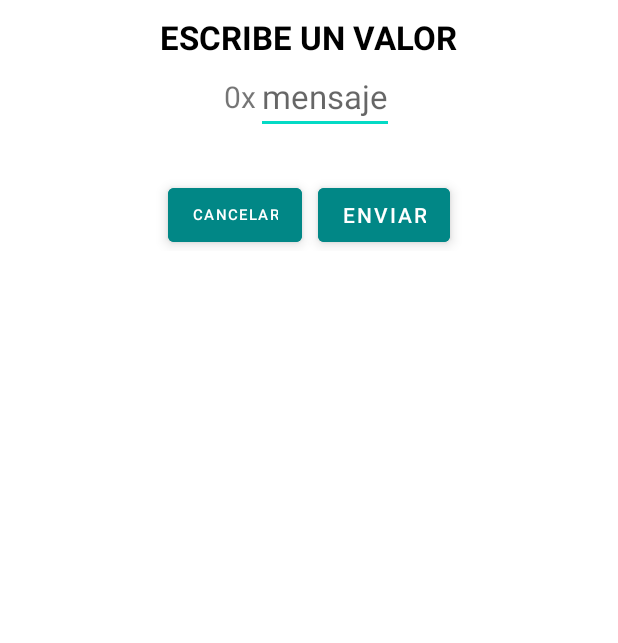
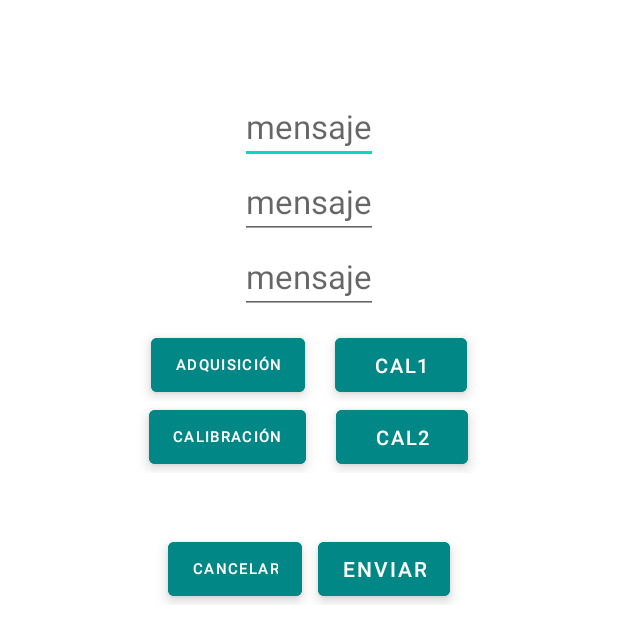
Before and after one commit to JCChamo/alcoholimetro, an Android app: the layout connect_dialog.xml on its own in the app's theme, with its tools: preview values and no code run, on a phone screen of 412 x 824 dp. Shown: the top 643 px of the screen. Run offline under Robolectric (Android 15) with nearby library versions, the phone set to English and light mode, and no system bars.

Commit message:
Escribe características

```diff
--- a/app/src/main/java/com/example/alcoholimetro/CharacteristicAdapter.kt
+++ b/app/src/main/java/com/example/alcoholimetro/CharacteristicAdapter.kt
@@ -45,7 +45,6 @@ class CharacteristicAdapter (var listener: OnItemClickListener) : RecyclerView.A
 
     override fun onBindViewHolder(holder: CharacteristicAdapter.ViewHolder, position: Int) {
 
-        Log.d(":::", characteristicsList.size.toString())
         holder.characteristicName.text = "Característica Desconocida"
         holder.characteristicUuid.append(Html.fromHtml("<b><font color=#000>0x${characteristicsList[position].uuid.toString().split("-")[0].substringAfter("0000").toUpperCase()}</b>"))
         var property = characteristicsList[position].properties
--- a/app/src/main/java/com/example/alcoholimetro/MainActivity.kt
+++ b/app/src/main/java/com/example/alcoholimetro/MainActivity.kt
@@ -88,7 +88,8 @@ class MainActivity : AppCompatActivity(), View.OnClickListener {
                 }
             }
             R.id.connectButton -> {
-                getServices()
+                if (name.length() != 0)
+                    getServices()
             }
         }
     }
--- a/app/src/main/java/com/example/alcoholimetro/Services.kt
+++ b/app/src/main/java/com/example/alcoholimetro/Services.kt
@@ -19,12 +19,15 @@ class Services : AppCompatActivity(), ServiceAdapter.OnItemClickListener{
     lateinit var serviceAdapter: ServiceAdapter
     private var gattServiceList = arrayListOf<BluetoothGattService>()
     private lateinit var bluetoothDevice : BluetoothDevice
-    private lateinit var bluetoothGatt: BluetoothGatt
     private lateinit var bluetoothGattCallback: BluetoothGattCallback
     private lateinit var context: Context
     private lateinit var listener: ServiceAdapter.OnItemClickListener
     private lateinit var mProgressBar: ProgressBar
     private lateinit var spinner: Spinner
+
+    companion object {
+        lateinit var bluetoothGatt: BluetoothGatt
+    }
 
 
     override fun onCreate(savedInstanceState: Bundle?) {
--- a/app/src/main/res/layout/connect_dialog.xml
+++ b/app/src/main/res/layout/connect_dialog.xml
@@ -4,14 +4,14 @@
     android:layout_width="match_parent"
     android:layout_height="match_parent"
     android:orientation="vertical"
-    android:padding="10dp">
+    android:padding="30dp">
 
     <TextView
         android:layout_width="wrap_content"
         android:layout_height="wrap_content"
         android:textSize="22dp"
         android:layout_gravity="center"
-        android:textColor="#000"
+        android:textColor="#fff"
         android:text="ESCRIBE UN VALOR"
         android:textStyle="bold"
         ></TextView>
@@ -22,13 +22,14 @@
         android:orientation="horizontal"
         android:gravity="center">
         <TextView
+            android:id="@+id/x"
             android:layout_width="wrap_content"
             android:layout_height="match_parent"
-            android:text="0x"
+            android:text=""
             android:gravity="center"
             android:textSize="20dp"></TextView>
         <EditText
-            android:id="@+id/message"
+            android:id="@+id/message1"
             android:layout_width="wrap_content"
             android:layout_height="wrap_content"
             android:hint="mensaje"
@@ -38,12 +39,105 @@
             ></EditText>
     </LinearLayout>
 
+    <EditText
+        android:id="@+id/message2"
+        android:layout_width="wrap_content"
+        android:layout_height="wrap_content"
+        android:hint="mensaje"
+        android:textSize="22dp"
+        android:layout_gravity="center"
+        android:inputType="textMultiLine"
+        ></EditText>
+
+    <EditText
+        android:id="@+id/message3"
+        android:layout_width="wrap_content"
+        android:layout_height="wrap_content"
+        android:hint="mensaje"
+        android:textSize="22dp"
+        android:layout_gravity="center"
+        android:inputType="textMultiLine"
+        ></EditText>
+
+    <LinearLayout
+        android:layout_width="match_parent"
+        android:layout_height="wrap_content"
+        android:layout_marginTop="10dp"
+        android:gravity="center"
+        android:orientation="vertical">
+
+        <LinearLayout
+            android:layout_width="match_parent"
+            android:layout_height="wrap_content"
+            android:orientation="horizontal"
+            android:gravity="center">
+
+            <Button
+                android:id="@+id/acquisitionButton"
+                android:layout_width="wrap_content"
+                android:layout_height="wrap_content"
+                android:layout_gravity="center"
+                android:backgroundTint="@color/teal_700"
+                android:elevation="5dp"
+                android:stateListAnimator="@null"
+                android:text="ADQUISICIÓN"
+                android:layout_marginRight="10dp"
+                android:textSize="10dp"
+                android:textColor="#fff"></Button>
+
+            <Button
+                android:id="@+id/cal1Button"
+                android:layout_width="wrap_content"
+                android:layout_height="wrap_content"
+                android:layout_gravity="center"
+                android:backgroundTint="@color/teal_700"
+                android:elevation="5dp"
+                android:stateListAnimator="@null"
+                android:layout_marginLeft="10dp"
+                android:textSize="13dp"
+                android:text="CAL1"
+                android:textColor="#fff"></Button>
+        </LinearLayout>
+
+        <LinearLayout
+            android:layout_width="match_parent"
+            android:layout_height="wrap_content"
+            android:orientation="horizontal"
+            android:gravity="center">
+            <Button
+                android:id="@+id/calibrationButton"
+                android:layout_width="wrap_content"
+                android:layout_height="wrap_content"
+                android:layout_gravity="center"
+                android:backgroundTint="@color/teal_700"
+                android:elevation="5dp"
+                android:stateListAnimator="@null"
+                android:text="CALIBRACIÓN"
+                android:textSize="10dp"
+                android:layout_marginRight="10dp"
+                android:textColor="#fff"></Button>
+
+            <Button
+                android:id="@+id/cal2Button"
+                android:layout_width="wrap_content"
+                android:layout_height="wrap_content"
+                android:layout_gravity="center"
+                android:backgroundTint="@color/teal_700"
+                android:elevation="5dp"
+                android:stateListAnimator="@null"
+                android:layout_marginLeft="10dp"
+                android:textSize="13dp"
+                android:text="CAL2"
+                android:textColor="#fff"></Button>
+        </LinearLayout>
+    </LinearLayout>
+
     <LinearLayout
         android:layout_width="match_parent"
         android:layout_height="wrap_content"
         android:orientation="horizontal"
         android:gravity="center"
-        android:layout_marginTop="30dp">
+        android:layout_marginTop="40dp">
         <Button
             android:id="@+id/cancelButton"
             android:layout_gravity="center"
```
Also changed, not shown: app/src/main/java/com/example/alcoholimetro/Characteristics.kt (+95 -11 lines), app/src/main/res/layout/characteristics.xml (+8 -2 lines).
